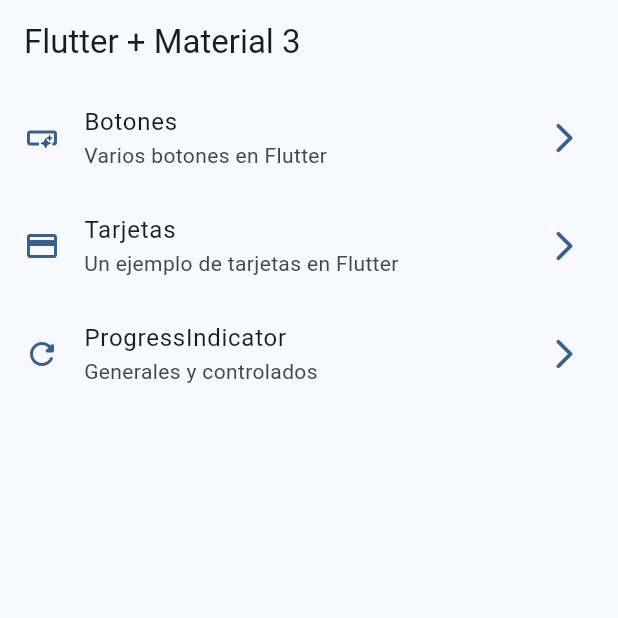
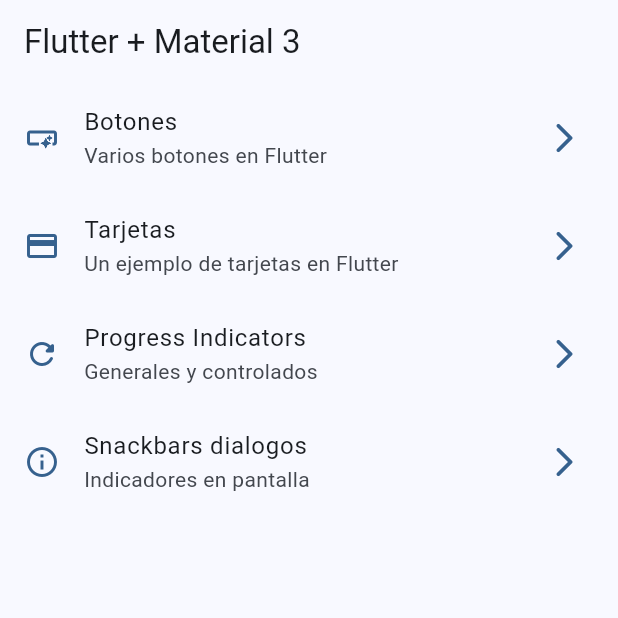
Before and after one commit to Guidotss/widget-app, a Flutter app: the screen it shows after launch, on a phone screen of 412 x 824 dp, the top half of it. Run offline on Flutter 3.47's test engine with Material 3 defaults, Android fonts, the phone set to English and light mode, and no system bars; our stand-ins replace go_router.

Commit message:
Terminando snackbars y dialogos

```diff
--- a/lib/config/menu/menu_items.dart
+++ b/lib/config/menu/menu_items.dart
@@ -27,9 +27,15 @@ const appMenuItems = <MenuItem>[
     icon: Icons.credit_card,
   ),
   MenuItem(
-    title:'ProgressIndicator',
+    title:'Progress Indicators',
     subTitle: 'Generales y controlados',
     link: '/progress',
     icon: Icons.refresh_rounded,
   ),
+  MenuItem(
+    title:'Snackbars dialogos',
+    subTitle: 'Indicadores en pantalla',
+    link: '/snackbars',
+    icon: Icons.info_outline,
+  ),
 ];
--- a/lib/config/router/app_router.dart
+++ b/lib/config/router/app_router.dart
@@ -23,4 +23,9 @@ final appRouter = GoRouter(initialLocation: '/', routes: [
     name: ProgressScreen.name,
     builder: (context, state) => const ProgressScreen(),
   ),
+  GoRoute(
+    path: '/snackbars',
+    name: SnackBarScreen.name,
+    builder: (context, state) => const SnackBarScreen(),
+  ),
 ]);
```
Also changed, not shown: lib/presentations/screens/snackbar/snackbar_screen.dart (+68 -1 lines).
